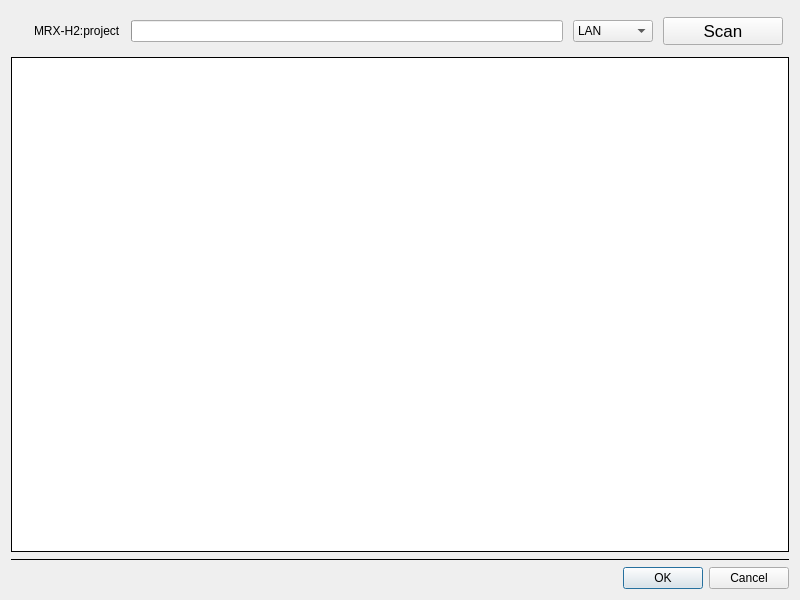
Above: source/widget/megainterface.ui from ww4u/mct-t4 before the change. Below: the same form after it.
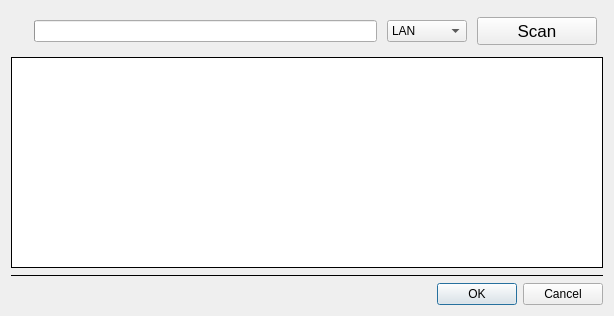
That is the form after the change. Icons and pictures are not drawn.

Patch:
```diff
--- a/source/widget/megainterface.ui
+++ b/source/widget/megainterface.ui
@@ -1,13 +1,13 @@
 <?xml version="1.0" encoding="UTF-8"?>
 <ui version="4.0">
  <class>MegaInterface</class>
- <widget class="QWidget" name="MegaInterface">
+ <widget class="QDialog" name="MegaInterface">
   <property name="geometry">
    <rect>
     <x>0</x>
     <y>0</y>
-    <width>800</width>
-    <height>600</height>
+    <width>614</width>
+    <height>316</height>
    </rect>
   </property>
   <property name="sizePolicy">
@@ -18,8 +18,8 @@
   </property>
   <property name="minimumSize">
    <size>
-    <width>640</width>
-    <height>480</height>
+    <width>0</width>
+    <height>0</height>
    </size>
   </property>
   <property name="focusPolicy">
@@ -56,13 +56,6 @@
        </property>
       </widget>
      </item>
-     <item>
-      <widget class="QLabel" name="label_project">
-       <property name="text">
-        <string>MRX-H2:project</string>
-       </property>
-      </widget>
-     </item>
      <item>
       <widget class="QProgressBar" name="progressBar">
        <property name="value">
```
Left out of the diff: 8 changed lines with no effect on the pictures.
